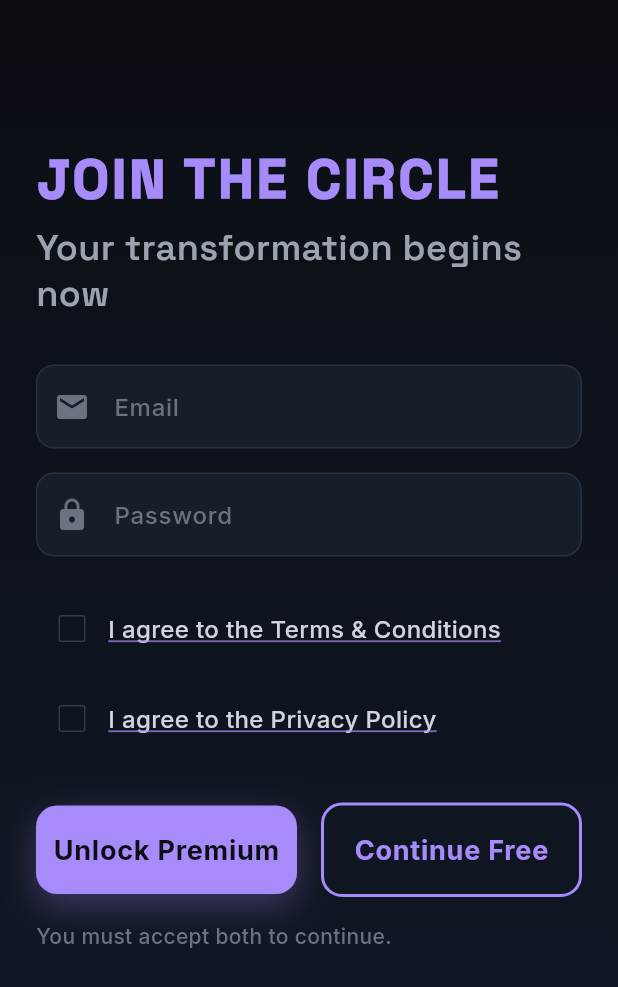
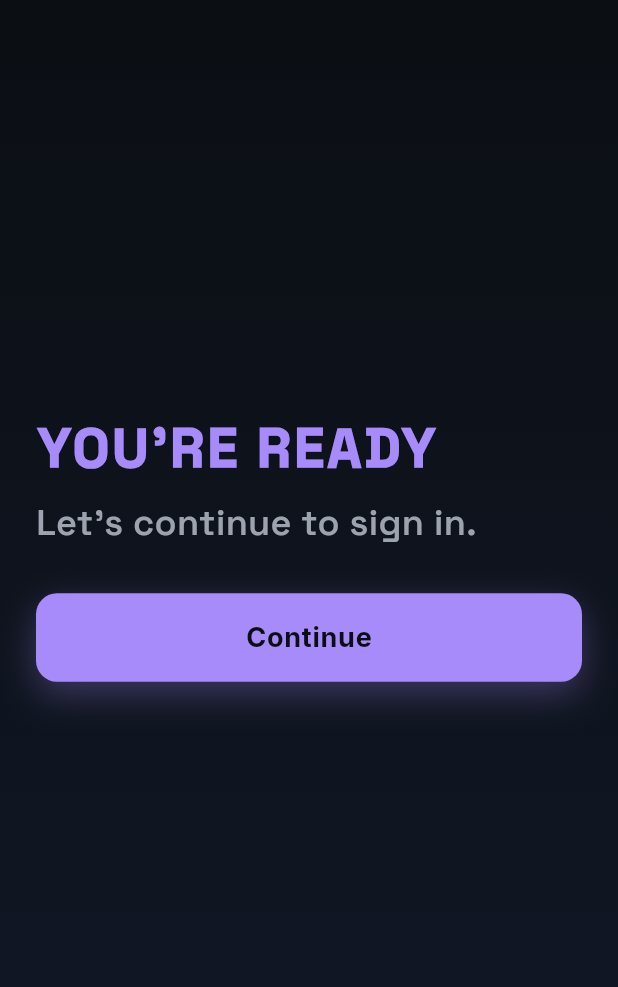
Before and after one commit to stossthegreat/whisperfire, a Flutter app: the _SignUpSlide widget shown alone on an empty page, opened directly with empty values, on a phone screen of 412 x 824 dp. Shown: the top 987 px of the screen. Run offline on Flutter 3.47's test engine with Material 3 defaults, Android fonts, the phone set to English and light mode, and no system bars; our stand-ins replace confetti, dio, equatable, firebase_auth, firebase_core, flutter_riverpod and 9 more; missing offline and left inert: dart:js, google_mlkit_text_recognition; accounts and stored records are empty.

Commit message:
onboarding: remove embedded login UI; final slide is simple Continue to login

```diff
--- a/lib/ui/pages/onboarding/beguile_onboarding.dart
+++ b/lib/ui/pages/onboarding/beguile_onboarding.dart
@@ -730,96 +730,29 @@ class _SignUpSlideState extends ConsumerState<_SignUpSlide> {
         crossAxisAlignment: CrossAxisAlignment.start,
         children: [
           const Spacer(),
-
-          // Title
           Text(
-            'JOIN THE CIRCLE',
+            'YOU\'RE READY',
             style: WFTextStyles.h1.copyWith(
               color: WFColors.purple400,
               fontWeight: FontWeight.w900,
               letterSpacing: 2.0,
             ),
           ),
-          const SizedBox(height: 8),
-
-          // Subtitle
+          const SizedBox(height: 12),
           Text(
-            'Your transformation begins now',
+            'Let\'s continue to sign in.',
             style: WFTextStyles.h3.copyWith(
               color: WFColors.gray400,
               fontWeight: FontWeight.w600,
             ),
           ),
           const SizedBox(height: 32),
-
-          // Inputs
-          _InputField(
-            controller: _email,
-            hint: 'Email',
-            icon: Icons.email,
+          _CTAButton(
+            label: 'Continue',
+            enabled: true,
+            onTap: widget.onFinish,
+            primary: true,
           ),
-          const SizedBox(height: 16),
-          _InputField(
-            controller: _password,
-            hint: 'Password',
-            obscure: true,
-            icon: Icons.lock,
-          ),
-          const SizedBox(height: 24),
-
-          // Agreements
-          _AgreeRow(
-            value: _agreeTerms,
-            onChanged: (v) => setState(() => _agreeTerms = v ?? false),
-            label: 'I agree to the Terms & Conditions',
-            onTapLink: () => _openSheet(
-              'Terms & Conditions',
-              'Your Terms & Conditions go here. Replace this placeholder with your legal text.',
-            ),
-          ),
-          const SizedBox(height: 12),
-          _AgreeRow(
-            value: _agreePrivacy,
-            onChanged: (v) => setState(() => _agreePrivacy = v ?? false),
-            label: 'I agree to the Privacy Policy',
-            onTapLink: () => _openSheet(
-              'Privacy Policy',
-              'Your Privacy Policy goes here. Replace this placeholder with your legal text.',
-            ),
-          ),
-          const SizedBox(height: 32),
-
-          // Buttons
-          Row(
-            children: [
-              Expanded(
-                child: _CTAButton(
-                  label: 'Unlock Premium',
-                  enabled: _canContinue,
-                  onTap: _submitPremium,
-                  primary: true,
-                ),
-              ),
-              const SizedBox(width: 16),
-              Expanded(
-                child: _CTAButton(
-                  label: 'Continue Free',
-                  enabled: _canContinue,
-                  onTap: _submitFree,
-                  primary: false,
-                ),
-              ),
-            ],
-          ),
-          const SizedBox(height: 16),
-
-          Text(
-            'You must accept both to continue.',
-            style: WFTextStyles.bodySmall.copyWith(
-              color: WFColors.gray500,
-            ),
-          ),
-
           const Spacer(),
         ],
       ),
@@ -1102,3 +1035,44 @@ class _BrandedFooter extends StatelessWidget {
     );
   }
 }
+
+class _FinishSlide extends StatelessWidget {
+  final VoidCallback onContinue;
+  const _FinishSlide({required this.onContinue});
+
+  @override
+  Widget build(BuildContext context) {
+    return _CinemaFrame(
+      child: Column(
+        crossAxisAlignment: CrossAxisAlignment.start,
+        children: [
+          const Spacer(),
+          Text(
+            'YOU\'RE READY',
+            style: WFTextStyles.h1.copyWith(
+              color: WFColors.purple400,
+              fontWeight: FontWeight.w900,
+              letterSpacing: 2.0,
+            ),
+          ),
+          const SizedBox(height: 12),
+          Text(
+            'Let\'s set up your account and continue.',
+            style: WFTextStyles.h3.copyWith(
+              color: WFColors.gray400,
+              fontWeight: FontWeight.w600,
+            ),
+          ),
+          const SizedBox(height: 32),
+          _CTAButton(
+            label: 'Continue',
+            enabled: true,
+            onTap: onContinue,
+            primary: true,
+          ),
+          const Spacer(),
+        ],
+      ),
+    );
+  }
+}
```
